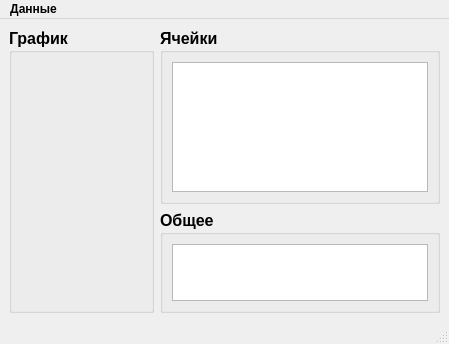
Before: the Qt Designer form resources/MainWindow.ui in kabanpunk/bms-monitor-desktop, drawn with Qt 5.
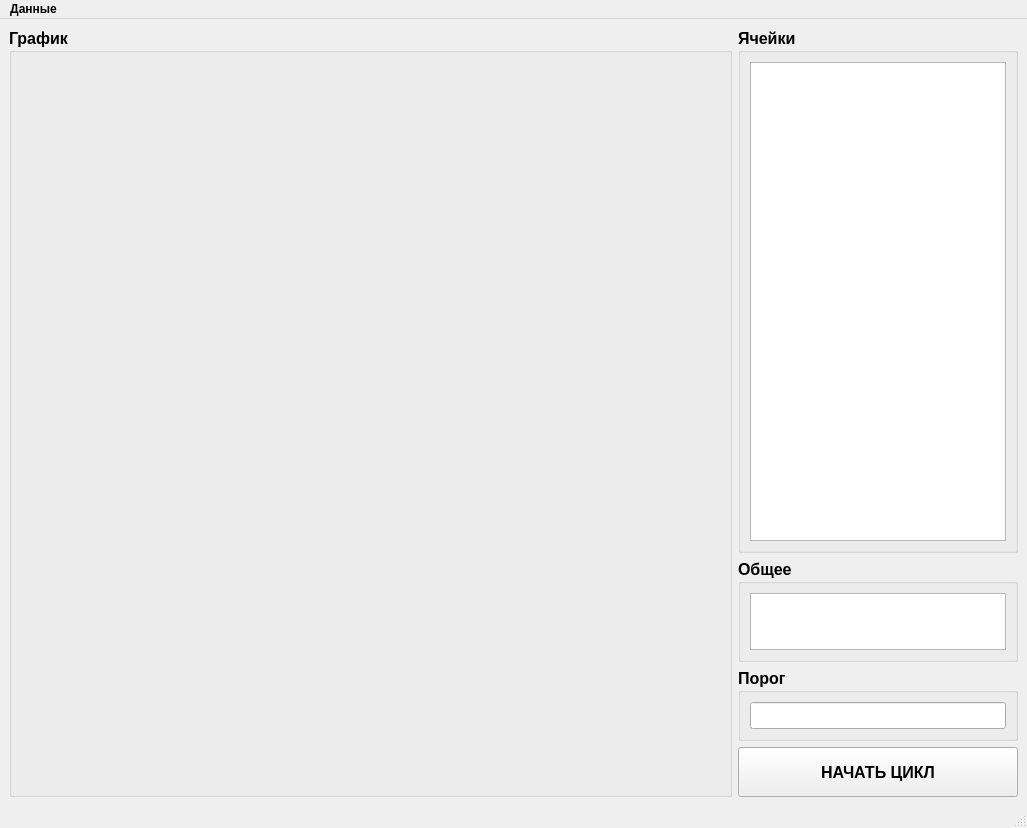
After: the same form once the commit is applied.

Diff of the .ui file:
```diff
--- a/resources/MainWindow.ui
+++ b/resources/MainWindow.ui
@@ -6,8 +6,8 @@
    <rect>
     <x>0</x>
     <y>0</y>
-    <width>449</width>
-    <height>344</height>
+    <width>1027</width>
+    <height>828</height>
    </rect>
   </property>
   <property name="font">
@@ -143,6 +143,57 @@
         </layout>
        </widget>
       </item>
+      <item row="2" column="0">
+       <widget class="QGroupBox" name="groupBox_9">
+        <property name="font">
+         <font>
+          <pointsize>12</pointsize>
+         </font>
+        </property>
+        <property name="title">
+         <string>Порог</string>
+        </property>
+        <layout class="QGridLayout" name="gridLayout_11">
+         <item row="0" column="0" alignment="Qt::AlignTop">
+          <widget class="QLineEdit" name="lineEdit_3">
+           <property name="sizePolicy">
+            <sizepolicy hsizetype="Preferred" vsizetype="Fixed">
+             <horstretch>0</horstretch>
+             <verstretch>0</verstretch>
+            </sizepolicy>
+           </property>
+           <property name="maximumSize">
+            <size>
+             <width>16777215</width>
+             <height>16777215</height>
+            </size>
+           </property>
+           <property name="alignment">
+            <set>Qt::AlignLeading|Qt::AlignLeft|Qt::AlignTop</set>
+           </property>
+          </widget>
+         </item>
+        </layout>
+       </widget>
+      </item>
+      <item row="3" column="0">
+       <widget class="QPushButton" name="pushButton">
+        <property name="minimumSize">
+         <size>
+          <width>0</width>
+          <height>50</height>
+         </size>
+        </property>
+        <property name="font">
+         <font>
+          <pointsize>12</pointsize>
+         </font>
+        </property>
+        <property name="text">
+         <string>НАЧАТЬ ЦИКЛ</string>
+        </property>
+       </widget>
+      </item>
      </layout>
     </item>
    </layout>
@@ -152,7 +203,7 @@
     <rect>
      <x>0</x>
      <y>0</y>
-     <width>449</width>
+     <width>1027</width>
      <height>18</height>
     </rect>
    </property>
```
Left out of the diff: 16 changed lines with no effect on the pictures.
